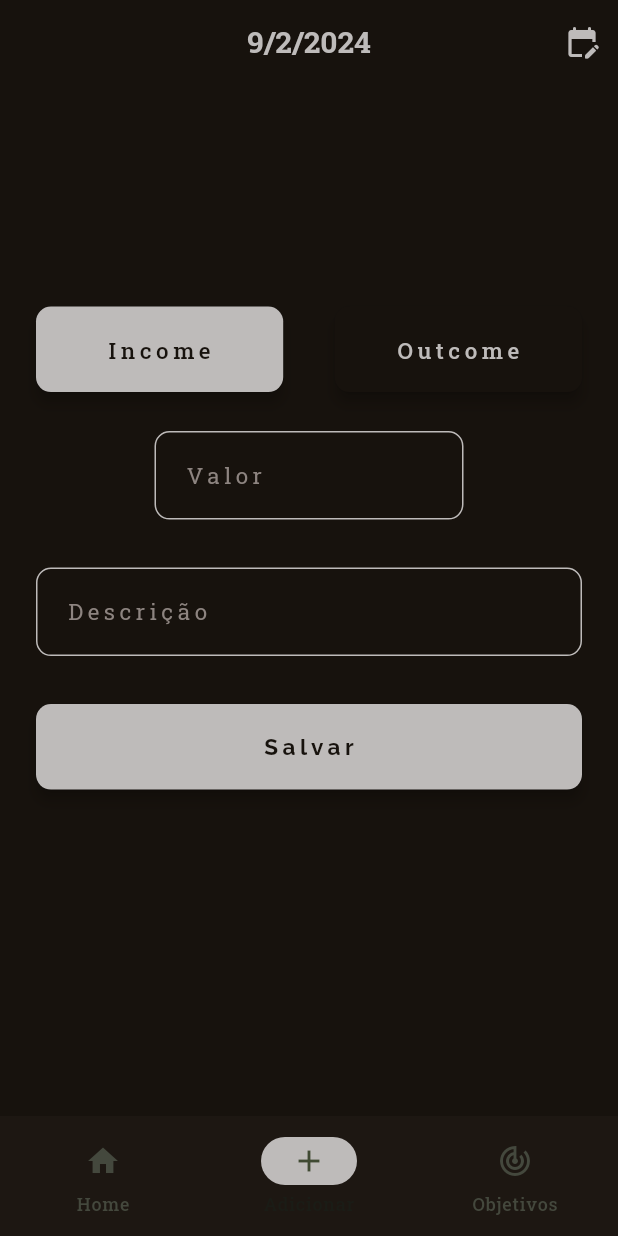
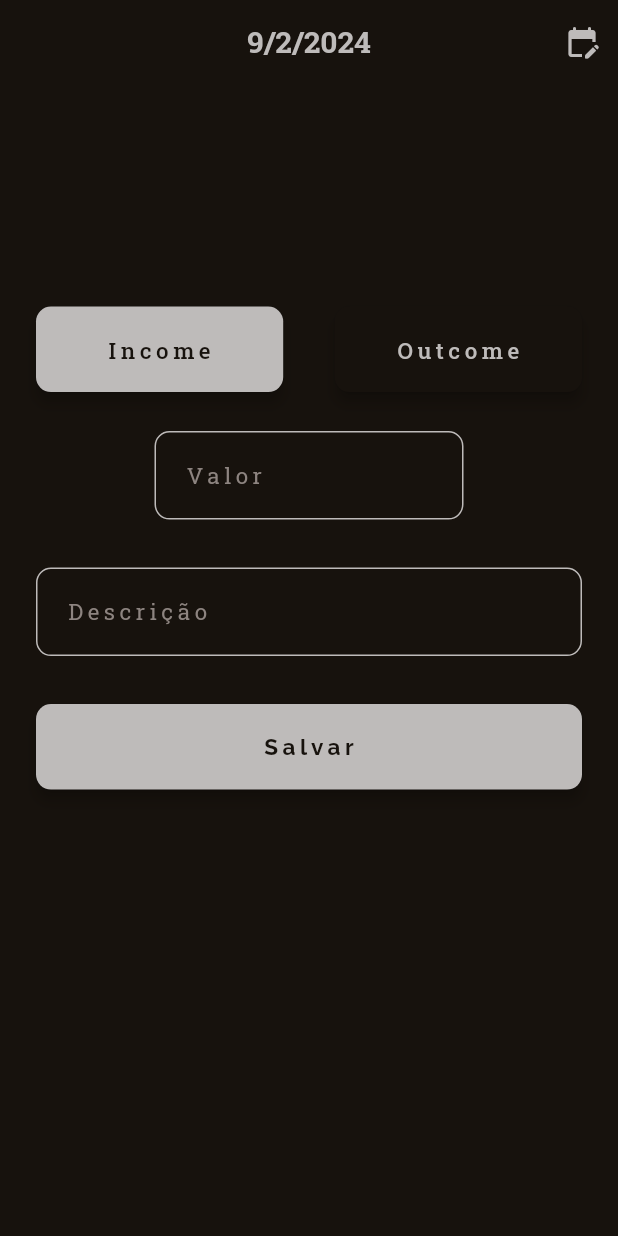
Before and after one commit to devherik/simple_finances, a Flutter app: the screen it shows once a user with an empty profile is signed in, item 2 of the bottom bar chosen, on a phone screen of 412 x 824 dp. Run offline on Flutter 3.47's test engine with Material 3 defaults, Android fonts, the phone set to English and light mode, and no system bars; our stand-ins replace cloud_firestore, firebase_auth, firebase_core, flutter_svg, go_router, google_fonts and 2 more; accounts and stored records are empty.

Commit message:
view: navbar hids on newtransaction page

```diff
--- a/lib/features/home/page_navigationbar.dart
+++ b/lib/features/home/page_navigationbar.dart
@@ -25,6 +25,7 @@ class _PageNavigationBarState extends State<PageNavigationBar> {
           NavigationDestination(
               icon: Icon(Icons.track_changes), label: 'Objetivos'),
         ],
+        height: currentPageIndex == 1 ? 0 : 70,
         labelBehavior: NavigationDestinationLabelBehavior.alwaysShow,
         selectedIndex: currentPageIndex,
         backgroundColor: Colors.transparent,
```
